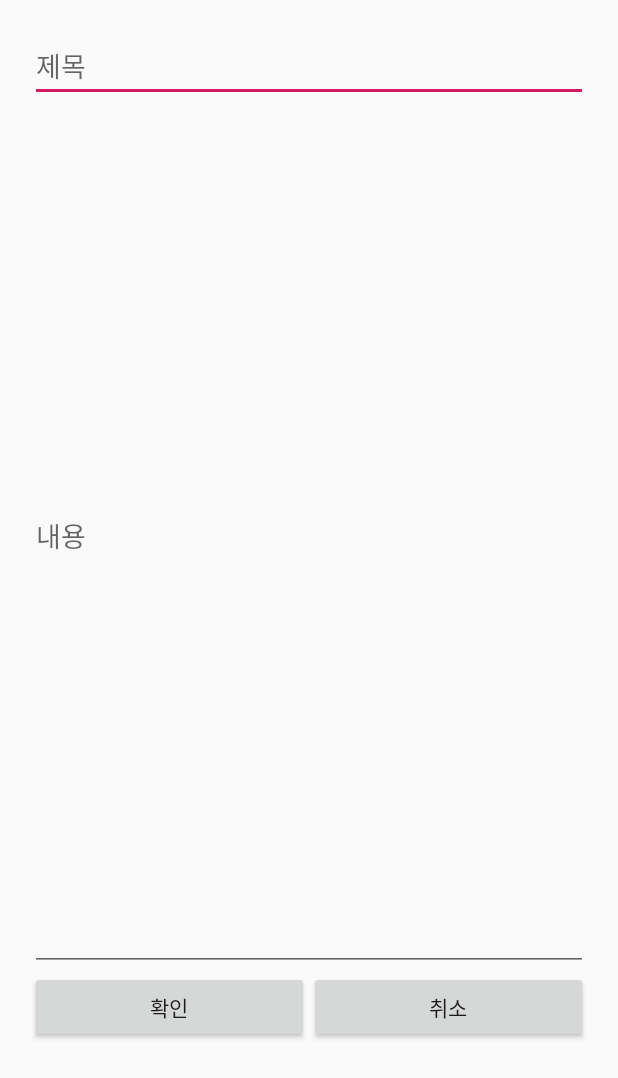
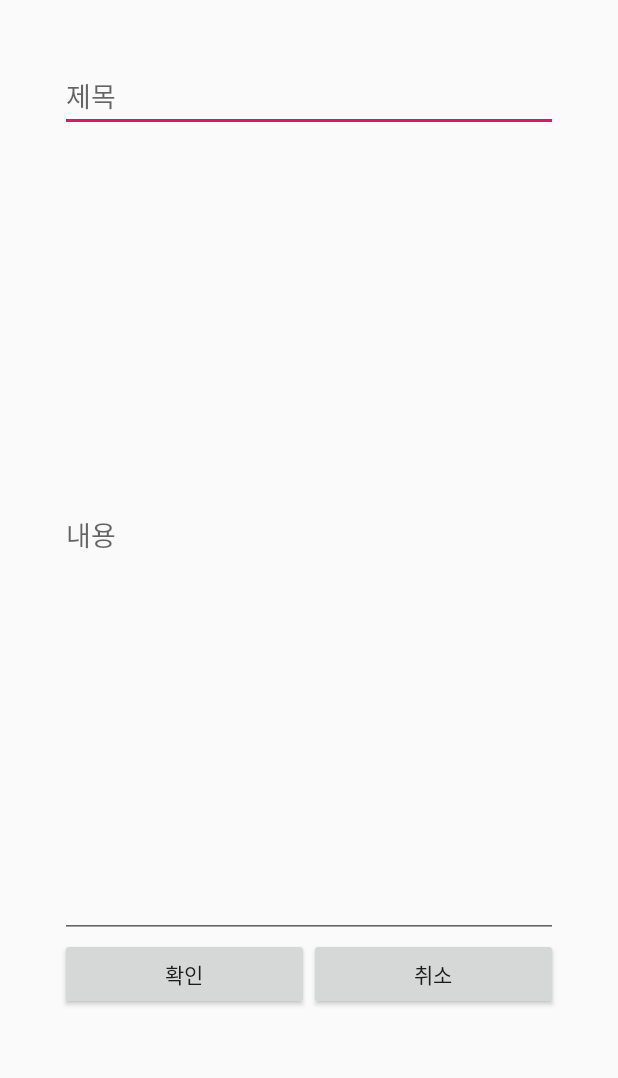
Before and after one commit to devsungmin/Mobile-SW-Project, an Android app: the WriteActivity screen opened directly, with no data from a screen before it, on a phone screen of 412 x 824 dp. Shown: the top 1078 px of the screen. Run offline under Robolectric (Android 15) with nearby library versions, the phone set to English and light mode, and no system bars; our stand-ins replace Firebase (no records; nobody signed in at launch, a user with empty details on screens opened directly).

Commit message:
button test

```diff
--- a/Example/shelter/app/src/main/res/layout/activity_write.xml
+++ b/Example/shelter/app/src/main/res/layout/activity_write.xml
@@ -4,6 +4,7 @@
     xmlns:tools="http://schemas.android.com/tools"
     android:layout_width="match_parent"
     android:layout_height="match_parent"
+    android:layout_margin="20dp"
     tools:context=".WriteActivity">
 
 
@@ -30,7 +31,7 @@
             <EditText
                 android:id="@+id/content"
                 android:layout_width="match_parent"
-                android:layout_height="579dp"
+                android:layout_height="537dp"
                 android:ems="10"
                 android:hint="내용"
                 android:inputType="textPersonName" />
```
